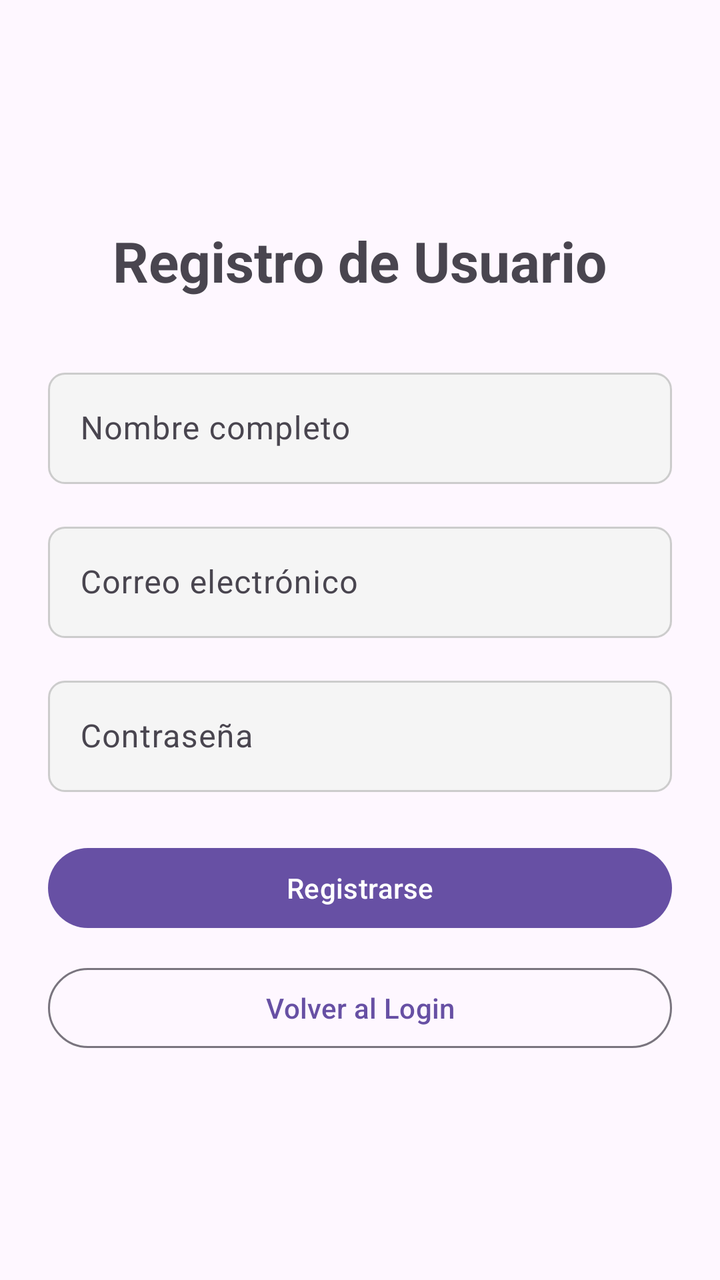
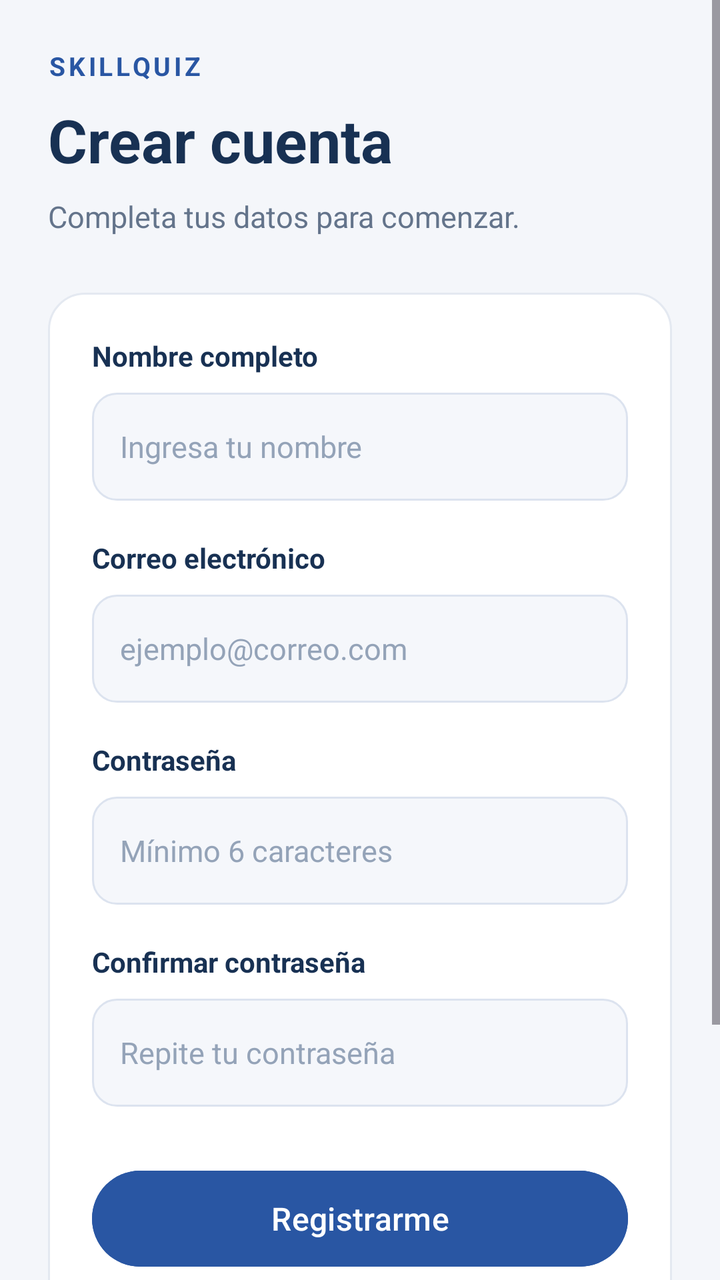

The first picture is an Android layout as it rendered before a commit; the second is the same layout after the commit. The layout source and the unified diff follow.
<!-- AndroidManifest.xml: application theme Theme.SkillQuizNuevo -->
<!-- res/layout/activity_register.xml -->
<?xml version="1.0" encoding="utf-8"?>
<LinearLayout xmlns:android="http://schemas.android.com/apk/res/android"
    android:layout_width="match_parent"
    android:layout_height="match_parent"
    android:orientation="vertical"
    android:padding="24dp"
    android:gravity="center">

    <TextView
        android:layout_width="wrap_content"
        android:layout_height="wrap_content"
        android:text="Registro de Usuario"
        android:textSize="28sp"
        android:textStyle="bold"
        android:layout_marginBottom="32dp" />

    <com.google.android.material.textfield.TextInputLayout
        android:layout_width="match_parent"
        android:layout_height="wrap_content"
        android:layout_marginBottom="16dp">

        <com.google.android.material.textfield.TextInputEditText
            android:id="@+id/etRegName"
            android:layout_width="match_parent"
            android:layout_height="wrap_content"
            android:hint="Nombre completo"
            android:inputType="textPersonName"
            android:background="@drawable/fondo_campo" />
    </com.google.android.material.textfield.TextInputLayout>

    <com.google.android.material.textfield.TextInputLayout
        android:layout_width="match_parent"
        android:layout_height="wrap_content"
        android:layout_marginBottom="16dp">

        <com.google.android.material.textfield.TextInputEditText
            android:id="@+id/etRegEmail"
            android:layout_width="match_parent"
            android:layout_height="wrap_content"
            android:hint="Correo electrónico"
            android:inputType="textEmailAddress"
            android:background="@drawable/fondo_campo" />
    </com.google.android.material.textfield.TextInputLayout>

    <com.google.android.material.textfield.TextInputLayout
        android:layout_width="match_parent"
        android:layout_height="wrap_content"
        android:layout_marginBottom="24dp">

        <com.google.android.material.textfield.TextInputEditText
            android:id="@+id/etRegPassword"
            android:layout_width="match_parent"
            android:layout_height="wrap_content"
            android:hint="Contraseña"
            android:inputType="textPassword"
            android:background="@drawable/fondo_campo" />
    </com.google.android.material.textfield.TextInputLayout>

    <Button
        android:id="@+id/btnDoRegister"
        android:layout_width="match_parent"
        android:layout_height="wrap_content"
        android:text="Registrarse"
        android:layout_marginBottom="12dp" />

    <Button
        android:id="@+id/btnBackToLogin"
        android:layout_width="match_parent"
        android:layout_height="wrap_content"
        android:text="Volver al Login"
        style="?attr/materialButtonOutlinedStyle" />

</LinearLayout>
<!-- resources referenced by this layout -->
<resources>
  <!-- drawable fondo_campo (drawable) -->
  <?xml version="1.0" encoding="utf-8"?>
  <shape xmlns:android="http://schemas.android.com/apk/res/android"
      android:shape="rectangle">
      <solid android:color="#F5F5F5" />
      <corners android:radius="8dp" />
      <stroke
          android:width="1dp"
          android:color="#CCCCCC" />
  </shape>
  <style name="Theme.SkillQuizNuevo" parent="Base.Theme.SkillQuizNuevo" />
  <style name="Base.Theme.SkillQuizNuevo" parent="Theme.Material3.DayNight.NoActionBar">
          
          
      </style>
</resources>

<!-- the commit's change to res/layout/activity_register.xml (unified diff, before → after) -->
@@ -1,73 +1,176 @@
 <?xml version="1.0" encoding="utf-8"?>
-<LinearLayout xmlns:android="http://schemas.android.com/apk/res/android"
+<ScrollView
+    xmlns:android="http://schemas.android.com/apk/res/android"
     android:layout_width="match_parent"
     android:layout_height="match_parent"
-    android:orientation="vertical"
-    android:padding="24dp"
-    android:gravity="center">
+    android:fillViewport="true"
+    android:fitsSystemWindows="true"
+    android:background="#F4F6FA">
 
-    <TextView
-        android:layout_width="wrap_content"
-        android:layout_height="wrap_content"
-        android:text="Registro de Usuario"
-        android:textSize="28sp"
-        android:textStyle="bold"
-        android:layout_marginBottom="32dp" />
-
-    <com.google.android.material.textfield.TextInputLayout
+    <LinearLayout
         android:layout_width="match_parent"
         android:layout_height="wrap_content"
-        android:layout_marginBottom="16dp">
+        android:orientation="vertical"
+        android:padding="24dp">
 
-        <com.google.android.material.textfield.TextInputEditText
-            android:id="@+id/etRegName"
+        <TextView
             android:layout_width="match_parent"
             android:layout_height="wrap_content"
-            android:hint="Nombre completo"
-            android:inputType="textPersonName"
-            android:background="@drawable/fondo_campo" />
-    </com.google.android.material.textfield.TextInputLayout>
+            android:text="SKILLQUIZ"
+            android:textSize="13sp"
+            android:textStyle="bold"
+            android:letterSpacing="0.12"
+            android:textColor="#2956A3" />
 
-    <com.google.android.material.textfield.TextInputLayout
-        android:layout_width="match_parent"
-        android:layout_height="wrap_content"
-        android:layout_marginBottom="16dp">
-
-        <com.google.android.material.textfield.TextInputEditText
-            android:id="@+id/etRegEmail"
+        <TextView
             android:layout_width="match_parent"
             android:layout_height="wrap_content"
-            android:hint="Correo electrónico"
-            android:inputType="textEmailAddress"
-            android:background="@drawable/fondo_campo" />
-    </com.google.android.material.textfield.TextInputLayout>
+            android:text="Crear cuenta"
+            android:textSize="30sp"
+            android:textStyle="bold"
+            android:textColor="#183153"
+            android:layout_marginTop="8dp" />
 
-    <com.google.android.material.textfield.TextInputLayout
-        android:layout_width="match_parent"
-        android:layout_height="wrap_content"
-        android:layout_marginBottom="24dp">
-
-        <com.google.android.material.textfield.TextInputEditText
-            android:id="@+id/etRegPassword"
+        <TextView
             android:layout_width="match_parent"
             android:layout_height="wrap_content"
-            android:hint="Contraseña"
-            android:inputType="textPassword"
-            android:background="@drawable/fondo_campo" />
-    </com.google.android.material.textfield.TextInputLayout>
+            android:text="Completa tus datos para comenzar."
+            android:textSize="15sp"
+            android:textColor="#64748B"
+            android:layout_marginTop="8dp" />
 
-    <Button
-        android:id="@+id/btnDoRegister"
-        android:layout_width="match_parent"
-        android:layout_height="wrap_content"
-        android:text="Registrarse"
-        android:layout_marginBottom="12dp" />
+        <LinearLayout
+            android:layout_width="match_parent"
+            android:layout_height="wrap_content"
+            android:orientation="vertical"
+            android:padding="22dp"
+            android:background="@drawable/fondo_tarjeta"
+            android:layout_marginTop="28dp">
 
-    <Button
-        android:id="@+id/btnBackToLogin"
-        android:layout_width="match_parent"
-        android:layout_height="wrap_content"
-        android:text="Volver al Login"
-        style="?attr/materialButtonOutlinedStyle" />
+            <TextView
+                android:layout_width="match_parent"
+                android:layout_height="wrap_content"
+                android:text="Nombre completo"
+                android:textSize="14sp"
+                android:textStyle="bold"
+                android:textColor="#183153" />
 
-</LinearLayout>
+            <EditText
+                android:id="@+id/etNombre"
+                android:layout_width="match_parent"
+                android:layout_height="54dp"
+                android:hint="Ingresa tu nombre"
+                android:inputType="textPersonName"
+                android:singleLine="true"
+                android:textSize="15sp"
+                android:textColor="#183153"
+                android:textColorHint="#94A3B8"
+                android:padding="14dp"
+                android:background="@drawable/fondo_campo"
+                android:layout_marginTop="9dp" />
+
+            <TextView
+                android:layout_width="match_parent"
+                android:layout_height="wrap_content"
+                android:text="Correo electrónico"
+                android:textSize="14sp"
+                android:textStyle="bold"
+                android:textColor="#183153"
+                android:layout_marginTop="19dp" />
+
+            <EditText
+                android:id="@+id/etCorreoRegistro"
+                android:layout_width="match_parent"
+                android:layout_height="54dp"
+                android:hint="ejemplo@correo.com"
+                android:inputType="textEmailAddress"
+                android:singleLine="true"
+                android:textSize="15sp"
+                android:textColor="#183153"
+                android:textColorHint="#94A3B8"
+                android:padding="14dp"
+                android:background="@drawable/fondo_campo"
+                android:layout_marginTop="9dp" />
+
+            <TextView
+                android:layout_width="match_parent"
+                android:layout_height="wrap_content"
+                android:text="Contraseña"
+                android:textSize="14sp"
+                android:textStyle="bold"
+                android:textColor="#183153"
+                android:layout_marginTop="19dp" />
+
+            <EditText
+                android:id="@+id/etPasswordRegistro"
+                android:layout_width="match_parent"
+                android:layout_height="54dp"
+                android:hint="Mínimo 6 caracteres"
+                android:inputType="textPassword"
+                android:singleLine="true"
+                android:textSize="15sp"
+                android:textColor="#183153"
+                android:textColorHint="#94A3B8"
+                android:padding="14dp"
+                android:background="@drawable/fondo_campo"
+                android:layout_marginTop="9dp" />
+
+            <TextView
+                android:layout_width="match_parent"
+                android:layout_height="wrap_content"
+                android:text="Confirmar contraseña"
+                android:textSize="14sp"
+                android:textStyle="bold"
+                android:textColor="#183153"
+                android:layout_marginTop="19dp" />
+
+            <EditText
+                android:id="@+id/etConfirmarPassword"
+                android:layout_width="match_parent"
+                android:layout_height="54dp"
+                android:hint="Repite tu contraseña"
+                android:inputType="textPassword"
+                android:singleLine="true"
+                android:textSize="15sp"
+                android:textColor="#183153"
+                android:textColorHint="#94A3B8"
+                android:padding="14dp"
+                android:background="@drawable/fondo_campo"
+                android:layout_marginTop="9dp" />
+
+            <Button
+                android:id="@+id/btnGuardarRegistro"
+                android:layout_width="match_parent"
+                android:layout_height="56dp"
+                android:text="Registrarme"
+                android:textAllCaps="false"
+                android:textSize="16sp"
+                android:textColor="#FFFFFF"
+                android:backgroundTint="#2956A3"
+                android:layout_marginTop="28dp" />
+
+            <Button
+                android:id="@+id/btnVolverLogin"
+                android:layout_width="match_parent"
+                android:layout_height="54dp"
+                android:text="Volver al login"
+                android:textAllCaps="false"
+                android:textSize="15sp"
+                android:textColor="#183153"
+                android:backgroundTint="#E5ECF8"
+                android:layout_marginTop="10dp" />
+
+        </LinearLayout>
+
+        <TextView
+            android:layout_width="match_parent"
+            android:layout_height="wrap_content"
+            android:text="SkillQuiz | Proyecto académico"
+            android:textSize="12sp"
+            android:textColor="#94A3B8"
+            android:gravity="center"
+            android:layout_marginTop="24dp"
+            android:layout_marginBottom="12dp" />
+
+    </LinearLayout>
+</ScrollView>
<!-- resource entries referenced after the edit -->
@@ -2,13 +2,21 @@
 <resources>
   <!-- drawable fondo_campo (drawable) -->
   <?xml version="1.0" encoding="utf-8"?>
-  <shape xmlns:android="http://schemas.android.com/apk/res/android"
-      android:shape="rectangle">
-      <solid android:color="#F5F5F5" />
-      <corners android:radius="8dp" />
+  <shape xmlns:android="http://schemas.android.com/apk/res/android">
+      <solid android:color="#F5F7FB" />
+      <corners android:radius="12dp" />
       <stroke
           android:width="1dp"
-          android:color="#CCCCCC" />
+          android:color="#DCE3EF" />
+  </shape>
+  <!-- drawable fondo_tarjeta (drawable) -->
+  <?xml version="1.0" encoding="utf-8"?>
+  <shape xmlns:android="http://schemas.android.com/apk/res/android">
+      <solid android:color="#FFFFFF" />
+      <corners android:radius="18dp" />
+      <stroke
+          android:width="1dp"
+          android:color="#E4E9F1" />
   </shape>
   <style name="Theme.SkillQuizNuevo" parent="Base.Theme.SkillQuizNuevo" />
   <style name="Base.Theme.SkillQuizNuevo" parent="Theme.Material3.DayNight.NoActionBar">
